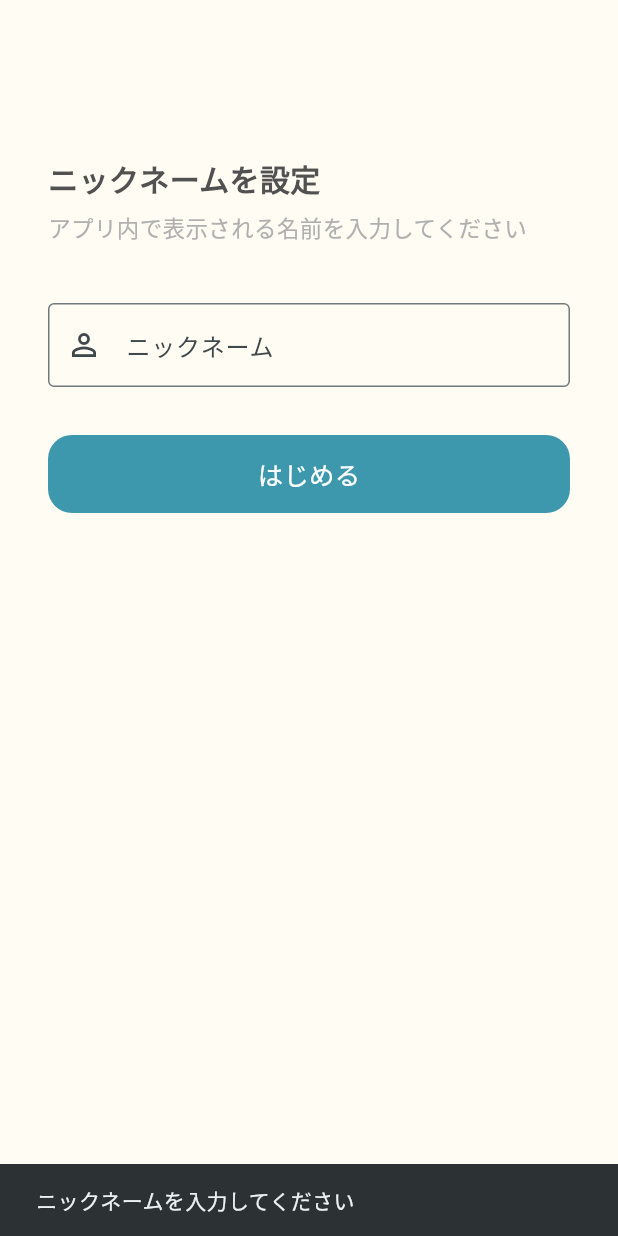
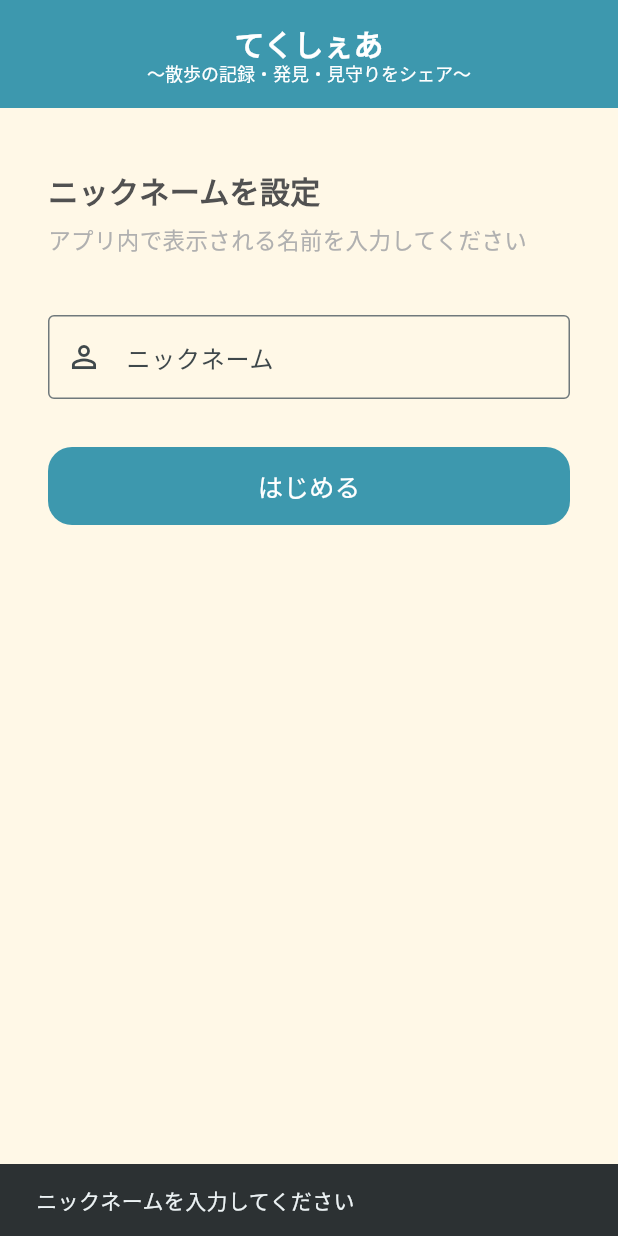
Before and after one commit to nakayu206/tekushare-app, a Flutter app: the screen it shows once a user with an empty profile is signed in, after a tap on "はじめる", on a phone screen of 412 x 824 dp. Run offline on Flutter 3.47's test engine with Material 3 defaults, Android fonts, the phone set to English and light mode, and no system bars; our stand-ins replace firebase_auth, firebase_core, flutter_local_notifications, flutter_riverpod, flutter_svg, geolocator and 3 more; accounts and stored records are empty; generated files the repository leaves out were written again.

Commit message:
[UI/UX] 認証AppBar追加・各種UX改善・ダイアログ統一
- ログイン・会員登録ページに青いAppBarを追加（てくしぇあ / タグライン）
- ログアウト時に散歩セッションをリセット
- ログイン後の画面遷移時のキーボードオーバーフロー修正
- ステータスバーアイコンをホーム・散歩ページでダーク表示に設定
- 背景色をよりクリーム色に調整（#FFF8E7）
- エラーテキストの折り返し対応（errorMaxLines: 3）
- 行った！ページのダイアログボタン配置を統一（キャンセル左・実行右）
- ボトムナビゲーションを ConsumerWidget 化・散歩中のホーム遷移を改善
- GPS keepAlive で散歩中の位置情報ストリームを維持
- linux プラットフォームファイルを削除

Co-Authored-By: Claude Sonnet 4.6 <noreply@anthropic.com>

```diff
--- a/lib/app.dart
+++ b/lib/app.dart
@@ -50,9 +50,15 @@ class TekuShareApp extends ConsumerWidget {
           error: (e, _) => Scaffold(body: Center(child: Text('認証エラー: $e'))),
           data: (user) {
             if (user == null) return const EmailAuthPage();
-            if (user.displayName == null || user.displayName!.isEmpty) {
-              return const DisplayNamePage();
+            final name = user.displayName;
+            // null は Firebase がプロフィールを同期中の一時状態。
+            // ローディングを挟み DisplayNamePage が誤表示されるのを防ぐ。
+            if (name == null) {
+              return const Scaffold(
+                body: Center(child: CircularProgressIndicator()),
+              );
             }
+            if (name.isEmpty) return const DisplayNamePage();
             return const HomePage();
           },
         ),
--- a/lib/core/constants/app_colors.dart
+++ b/lib/core/constants/app_colors.dart
@@ -7,7 +7,7 @@ abstract class AppColors {
   static const textDisabled = Color(0xFFB0B0B0);
   static const textLight = Color(0xFFDCE8EB);
   static const textOnPrimary = Color(0xFFFFFFFF);
-  static const background = Color(0xFFFFFCF3);
+  static const background = Color(0xFFFFF8E7);
   static const surface = Color(0xFFFFFFFF);
   static const chipUnselected = Color(0xFFD9D9D9);
   static const listSelected = Color(0xFF17A6C8);
--- a/lib/core/constants/app_strings.dart
+++ b/lib/core/constants/app_strings.dart
@@ -1,4 +1,8 @@
 abstract class AppStrings {
+  // アプリ共通
+  static const appTitle = 'てくしぇあ';
+  static const appTagline = '〜散歩の記録・発見・見守りをシェア〜';
+
   // ナビゲーション
   static const navHome = 'ホーム';
   static const navList = 'リスト';
--- a/lib/screens/pages/auth/view/display_name_page.dart
+++ b/lib/screens/pages/auth/view/display_name_page.dart
@@ -2,6 +2,7 @@ import 'package:flutter/material.dart';
 import 'package:flutter_riverpod/flutter_riverpod.dart';
 import 'package:tekushare/core/constants/app_colors.dart';
 import 'package:tekushare/core/constants/app_spacing.dart';
+import 'package:tekushare/core/constants/app_strings.dart';
 import 'package:tekushare/core/constants/app_text_style.dart';
 import 'package:tekushare/screens/providers/auth_provider.dart';
 
@@ -38,7 +39,33 @@ class _DisplayNamePageState extends ConsumerState<DisplayNamePage> {
 
     return Scaffold(
       backgroundColor: AppColors.background,
+      appBar: AppBar(
+        backgroundColor: AppColors.primary,
+        foregroundColor: Colors.white,
+        automaticallyImplyLeading: false,
+        centerTitle: true,
+        elevation: 0,
+        toolbarHeight: 72,
+        title: const Column(
+          mainAxisSize: MainAxisSize.min,
+          children: [
+            Text(
+              AppStrings.appTitle,
+              style: TextStyle(
+                fontSize: 20,
+                fontWeight: FontWeight.bold,
+                color: Colors.white,
+              ),
+            ),
+            Text(
+              AppStrings.appTagline,
+              style: TextStyle(fontSize: 12, color: Colors.white),
+            ),
+          ],
+        ),
+      ),
       body: SafeArea(
+        top: false,
         child: SingleChildScrollView(
           padding: const EdgeInsets.symmetric(
             horizontal: AppSpacing.x3l,
@@ -47,7 +74,6 @@ class _DisplayNamePageState extends ConsumerState<DisplayNamePage> {
           child: Column(
             crossAxisAlignment: CrossAxisAlignment.stretch,
             children: [
-              const SizedBox(height: AppSpacing.x6l),
               const Text('ニックネームを設定', style: AppTextStyle.titleLarge),
               const SizedBox(height: AppSpacing.sm),
               Text(
--- a/lib/screens/pages/auth/view/email_auth_page.dart
+++ b/lib/screens/pages/auth/view/email_auth_page.dart
@@ -2,6 +2,7 @@ import 'package:flutter/material.dart';
 import 'package:flutter_riverpod/flutter_riverpod.dart';
 import 'package:tekushare/core/constants/app_colors.dart';
 import 'package:tekushare/core/constants/app_spacing.dart';
+import 'package:tekushare/core/constants/app_strings.dart';
 import 'package:tekushare/core/constants/app_text_style.dart';
 import 'package:tekushare/screens/providers/auth_provider.dart';
 
@@ -36,7 +37,33 @@ class _EmailAuthPageState extends ConsumerState<EmailAuthPage> {
 
     return Scaffold(
       backgroundColor: AppColors.background,
+      appBar: AppBar(
+        backgroundColor: AppColors.primary,
+        foregroundColor: Colors.white,
+        automaticallyImplyLeading: false,
+        centerTitle: true,
+        elevation: 0,
+        toolbarHeight: 72,
+        title: const Column(
+          mainAxisSize: MainAxisSize.min,
+          children: [
+            Text(
+              AppStrings.appTitle,
+              style: TextStyle(
+                fontSize: 20,
+                fontWeight: FontWeight.bold,
+                color: Colors.white,
+              ),
+            ),
+            Text(
+              AppStrings.appTagline,
+              style: TextStyle(fontSize: 12, color: Colors.white),
+            ),
+          ],
+        ),
+      ),
       body: SafeArea(
+        top: false,
         child: SingleChildScrollView(
           padding: const EdgeInsets.symmetric(
             horizontal: AppSpacing.x3l,
@@ -45,7 +72,6 @@ class _EmailAuthPageState extends ConsumerState<EmailAuthPage> {
           child: Column(
             crossAxisAlignment: CrossAxisAlignment.stretch,
             children: [
-              const SizedBox(height: AppSpacing.x6l),
               Text(
                 _isRegisterMode ? '新規登録' : 'ログイン',
                 style: AppTextStyle.titleLarge,
@@ -79,6 +105,7 @@ class _EmailAuthPageState extends ConsumerState<EmailAuthPage> {
                   labelText: 'メールアドレス',
                   hintText: 'example@mail.com',
                   errorText: error,
+                  errorMaxLines: 3,
                   border: const OutlineInputBorder(),
                   prefixIcon: const Icon(Icons.mail_outline),
                 ),
@@ -160,6 +187,7 @@ class _EmailAuthPageState extends ConsumerState<EmailAuthPage> {
   }
 
   void _submit() {
+    FocusScope.of(context).unfocus();
     final email = _emailController.text.trim();
     final password = _passwordController.text;
 
--- a/lib/screens/pages/settings/view/settings_page.dart
+++ b/lib/screens/pages/settings/view/settings_page.dart
@@ -10,6 +10,7 @@ import 'package:tekushare/core/constants/app_strings.dart';
 import 'package:tekushare/core/constants/app_text_style.dart';
 import 'package:tekushare/screens/pages/map/view/walk_route_page.dart';
 import 'package:tekushare/screens/providers/auth_provider.dart';
+import 'package:tekushare/screens/providers/walk_session_provider.dart';
 import 'package:tekushare/screens/pages/settings/viewmodel/settings_viewmodel.dart';
 import 'package:tekushare/screens/pages/spot/view/spot_list_page.dart';
 import 'package:tekushare/screens/widgets/common/app_bottom_nav.dart';
@@ -70,6 +71,7 @@ class _SettingsPageState extends ConsumerState<SettingsPage> {
         confirmLabel: AppStrings.settingsLogoutConfirmButton,
         isDestructive: false,
         onConfirm: () {
+          ref.read(walkSessionProvider.notifier).resetWalk();
           ref.read(authServiceProvider).signOut();
           Navigator.popUntil(context, (route) => route.isFirst);
         },
--- a/lib/screens/pages/walk/view/walk_page.dart
+++ b/lib/screens/pages/walk/view/walk_page.dart
@@ -1,4 +1,5 @@
 import 'package:flutter/material.dart';
+import 'package:flutter/services.dart';
 import 'package:flutter_riverpod/flutter_riverpod.dart';
 import 'package:flutter_svg/flutter_svg.dart';
 import 'package:geolocator/geolocator.dart' show Position;
@@ -47,7 +48,9 @@ class WalkPage extends ConsumerWidget {
   Widget build(BuildContext context, WidgetRef ref) {
     final locationState = ref.watch(locationProvider);
 
-    return Scaffold(
+    return AnnotatedRegion<SystemUiOverlayStyle>(
+      value: SystemUiOverlayStyle.dark,
+      child: Scaffold(
         backgroundColor: AppColors.background,
         body: SafeArea(
           child: Column(
@@ -117,6 +120,7 @@ class WalkPage extends ConsumerWidget {
               );
             }
           },
+        ),
       ),
     );
   }
--- a/lib/screens/providers/auth_provider.dart
+++ b/lib/screens/providers/auth_provider.dart
@@ -105,6 +105,7 @@ class EmailAuthNotifier extends StateNotifier<EmailAuthState> {
     state = const EmailAuthLoading();
     try {
       await _service.registerWithEmail(email, password, displayName);
+      state = const EmailAuthIdle();
     } on FirebaseAuthException catch (e) {
       state = EmailAuthError(_mapErrorCode(e.code));
     } catch (_) {
@@ -116,6 +117,7 @@ class EmailAuthNotifier extends StateNotifier<EmailAuthState> {
     state = const EmailAuthLoading();
     try {
       await _service.signInWithEmail(email, password);
+      state = const EmailAuthIdle();
     } on FirebaseAuthException catch (e) {
       state = EmailAuthError(_mapErrorCode(e.code));
     } catch (_) {
--- a/lib/screens/providers/location_provider.dart
+++ b/lib/screens/providers/location_provider.dart
@@ -10,11 +10,14 @@ final locationServiceProvider = Provider<LocationService>((ref) {
 
 /// 歩行中のみ位置情報 Stream を購読する。
 /// 非歩行中（idle / finished）は Stream.empty() を返す。
-/// autoDispose により参照がなくなると自動でキャンセルされる。
+/// 散歩中は WalkPage が非表示でも Stream を維持するため keepAlive を使用する。
 final locationProvider = StreamProvider.autoDispose<Position>((ref) {
   final status = ref.watch(walkSessionProvider.select((s) => s.status));
   if (status != WalkStatus.walking) {
     return const Stream.empty();
   }
+  // 散歩中は他タブに移動しても GPS ストリームを継続する。
+  // 散歩終了（status 変化）でプロバイダーが再評価される際に keepAlive は自動解除される。
+  ref.keepAlive();
   return ref.watch(locationServiceProvider).positionStream();
 });
```
Also changed, not shown: lib/screens/pages/home/view/home_page.dart (+13 -4 lines), lib/screens/pages/spot/view/spot_detail_page.dart (+31 -30 lines), lib/screens/widgets/common/app_bottom_nav.dart (+34 -4 lines), 7 other files. Lines whose indentation alone changed are shown as unchanged.
